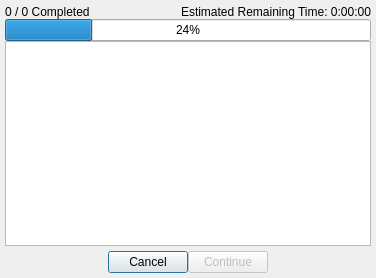
Qt form progressdialog.ui (js-lm/Simple-Word-Replacer) before a commit.
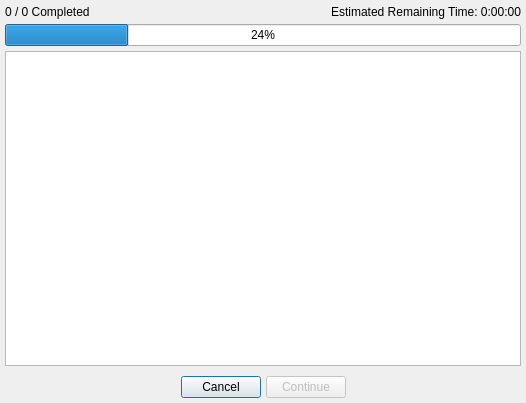
The same form after that commit.

```diff
--- a/progressdialog.ui
+++ b/progressdialog.ui
@@ -6,8 +6,8 @@
    <rect>
     <x>0</x>
     <y>0</y>
-    <width>376</width>
-    <height>278</height>
+    <width>526</width>
+    <height>403</height>
    </rect>
   </property>
   <property name="windowTitle">
@@ -15,7 +15,7 @@
   </property>
   <layout class="QVBoxLayout" name="verticalLayout">
    <property name="spacing">
-    <number>0</number>
+    <number>5</number>
    </property>
    <property name="leftMargin">
     <number>5</number>
@@ -43,6 +43,9 @@
        <property name="text">
         <string>Estimated Remaining Time: 0:00:00</string>
        </property>
+       <property name="alignment">
+        <set>Qt::AlignmentFlag::AlignRight|Qt::AlignmentFlag::AlignTrailing|Qt::AlignmentFlag::AlignVCenter</set>
+       </property>
       </widget>
      </item>
     </layout>
```
